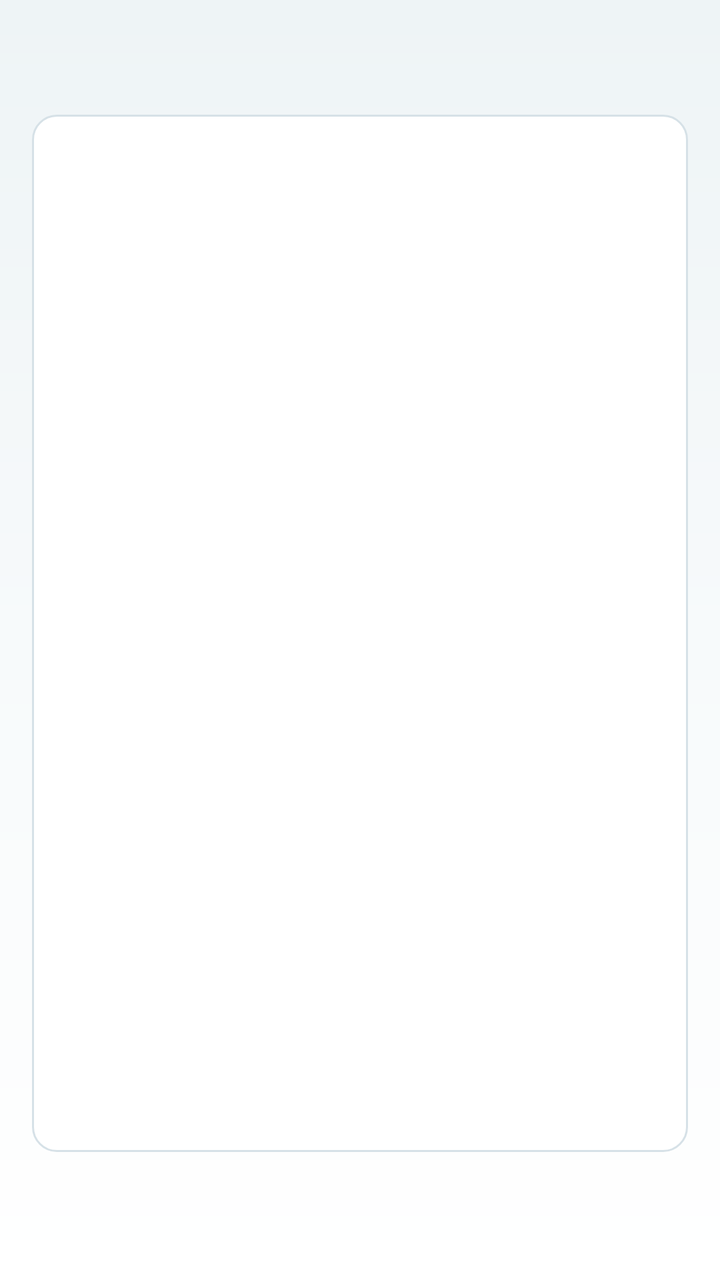
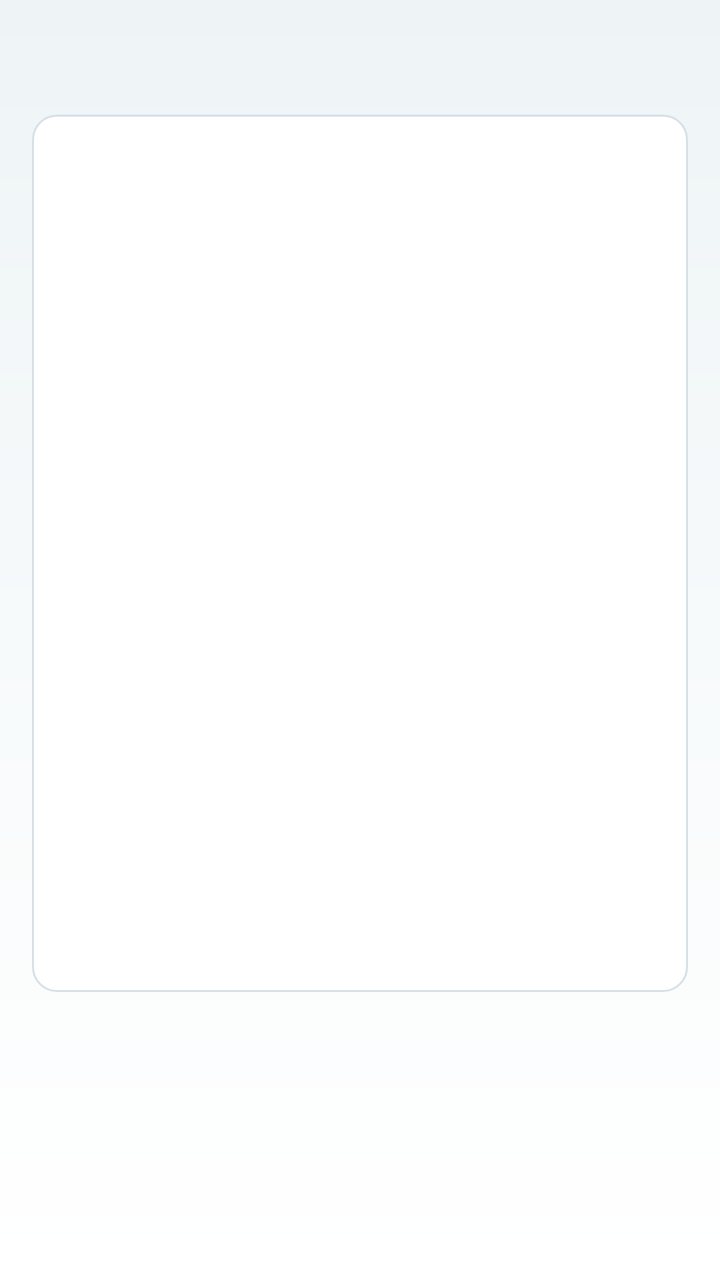

Before-and-after screenshots of an Android layout around one commit, followed by the original layout XML and the change that was made.
<!-- AndroidManifest.xml: application theme Theme.AnubhavLifeCare -->
<!-- res/layout/fragment_customer_list.xml -->
<?xml version="1.0" encoding="utf-8"?>
<LinearLayout xmlns:android="http://schemas.android.com/apk/res/android"
    xmlns:app="http://schemas.android.com/apk/res-auto"
    android:layout_width="match_parent"
    android:layout_height="match_parent"
    android:background="@drawable/app_background"
    android:orientation="vertical"
    android:padding="16dp">

    <TextView
        android:id="@+id/tvTitle"
        android:layout_width="match_parent"
        android:layout_height="wrap_content"
        android:layout_marginBottom="12dp"
        android:textAppearance="@style/TextAppearance.Anubhav.ScreenTitle" />

    <androidx.recyclerview.widget.RecyclerView
        android:id="@+id/rvItems"
        android:layout_width="match_parent"
        android:layout_height="0dp"
        android:background="@drawable/list_surface_bg"
        android:clipToPadding="false"
        android:padding="4dp"
        android:layout_weight="1" />

    <TextView
        android:id="@+id/tvEmpty"
        android:layout_width="match_parent"
        android:layout_height="wrap_content"
        android:gravity="center"
        android:padding="20dp"
        android:textColor="@color/text_secondary"
        android:text="@string/no_data"
        android:visibility="gone" />

    <com.google.android.material.button.MaterialButton
        android:id="@+id/btnEmptyAction"
        style="@style/Widget.MaterialComponents.Button.OutlinedButton"
        android:layout_width="wrap_content"
        android:layout_height="wrap_content"
        android:layout_gravity="center"
        android:layout_marginBottom="16dp"
        android:text="@string/book_a_test"
        android:textColor="@color/brand_dark_blue"
        android:visibility="gone"
        app:cornerRadius="10dp"
        app:strokeColor="@color/stroke_soft" />

    <ProgressBar
        android:id="@+id/progressBar"
        android:layout_width="wrap_content"
        android:layout_height="wrap_content"
        android:layout_gravity="center" />
</LinearLayout>
<!-- resources referenced by this layout -->
<resources>
  <color name="brand_dark_blue">#0B2F44</color>
  <color name="stroke_soft">#D6E1E7</color>
  <color name="text_secondary">#5C6E78</color>
  <!-- drawable app_background (drawable) -->
  <?xml version="1.0" encoding="utf-8"?>
  <shape xmlns:android="http://schemas.android.com/apk/res/android"
      android:shape="rectangle">
      <gradient
          android:angle="270"
          android:startColor="#EEF4F6"
          android:centerColor="#F7FAFB"
          android:endColor="#FFFFFF"
          android:type="linear" />
  </shape>
  <!-- drawable list_surface_bg (drawable) -->
  <?xml version="1.0" encoding="utf-8"?>
  <shape xmlns:android="http://schemas.android.com/apk/res/android"
      android:shape="rectangle">
      <solid android:color="@color/card_background" />
      <stroke
          android:width="1dp"
          android:color="@color/stroke_soft" />
      <corners android:radius="12dp" />
  </shape>
  <string name="book_a_test">Book a test</string>
  <string name="no_data">No records found yet</string>
  <style name="TextAppearance.Anubhav.ScreenTitle" parent="TextAppearance.Material3.HeadlineSmall">
          <item name="android:textSize">22sp</item>
          <item name="android:textStyle">bold</item>
          <item name="android:textColor">@color/brand_dark_blue</item>
          <item name="fontFamily">sans-serif-medium</item>
      </style>
  <style name="Theme.AnubhavLifeCare" parent="Theme.AktivAdmin" />
  <color name="card_background">#FFFFFF</color>
  <color name="medical_blue">@color/brand_blue</color>
  <color name="clinic_primary">@color/brand_dark_blue</color>
  <color name="text_white">#FFFFFF</color>
  <color name="medical_green">#247C6D</color>
  <color name="secondary_dark">#155E55</color>
  <color name="background_light">#F4F7F8</color>
  <color name="text_primary">#17272F</color>
  <color name="secondary">#247C6D</color>
  <style name="TextAppearance.AktivAdmin.Headline1" parent="TextAppearance.Material3.HeadlineLarge">
          <item name="android:textSize">32sp</item>
          <item name="android:textStyle">bold</item>
          <item name="android:textColor">@color/brand_dark_blue</item>
          <item name="fontFamily">sans-serif-medium</item>
      </style>
  <style name="TextAppearance.AktivAdmin.Headline6" parent="TextAppearance.Material3.HeadlineSmall">
          <item name="android:textSize">20sp</item>
          <item name="android:textStyle">bold</item>
          <item name="android:textColor">@color/brand_dark_blue</item>
          <item name="fontFamily">sans-serif-medium</item>
      </style>
  <style name="TextAppearance.AktivAdmin.Body1" parent="TextAppearance.Material3.BodyLarge">
          <item name="android:textSize">16sp</item>
          <item name="android:textColor">@color/text_secondary</item>
          <item name="fontFamily">sans-serif</item>
      </style>
  <style name="Widget.AktivAdmin.CardView" parent="Widget.Material3.CardView.Elevated">
          <item name="cardCornerRadius">14dp</item>
          <item name="cardElevation">3dp</item>
          <item name="cardBackgroundColor">@color/card_background</item>
          <item name="android:layout_margin">8dp</item>
      </style>
  <color name="brand_blue">#146C94</color>
  <!-- drawable gradient_button (drawable) -->
  <?xml version="1.0" encoding="utf-8"?>
  <shape xmlns:android="http://schemas.android.com/apk/res/android"
      android:shape="rectangle">
      <gradient
          android:angle="90"
          android:startColor="@color/button_gradient_start"
          android:endColor="@color/button_gradient_end"
          android:type="linear" />
      <corners android:radius="8dp" />
  </shape>
  <color name="input_background">#F8FAFB</color>
  <color name="button_gradient_start">@color/brand_blue</color>
  <color name="button_gradient_end">#0E536C</color>
  <!-- unchanged entries left out for length: 3 -->
</resources>

<!-- the commit's change to res/layout/fragment_customer_list.xml (unified diff, before → after) -->
@@ -4,15 +4,21 @@
     android:layout_width="match_parent"
     android:layout_height="match_parent"
     android:background="@drawable/app_background"
+    android:clipToPadding="false"
     android:orientation="vertical"
-    android:padding="16dp">
+    android:paddingStart="16dp"
+    android:paddingTop="16dp"
+    android:paddingEnd="16dp"
+    android:paddingBottom="96dp">
 
     <TextView
         android:id="@+id/tvTitle"
         android:layout_width="match_parent"
         android:layout_height="wrap_content"
         android:layout_marginBottom="12dp"
-        android:textAppearance="@style/TextAppearance.Anubhav.ScreenTitle" />
+        android:textAppearance="@style/TextAppearance.Anubhav.ScreenTitle"
+        android:maxLines="1"
+        android:ellipsize="end" />
 
     <androidx.recyclerview.widget.RecyclerView
         android:id="@+id/rvItems"
@@ -43,6 +49,8 @@
         android:text="@string/book_a_test"
         android:textColor="@color/brand_dark_blue"
         android:visibility="gone"
+        android:maxLines="1"
+        android:ellipsize="end"
         app:cornerRadius="10dp"
         app:strokeColor="@color/stroke_soft" />
 
